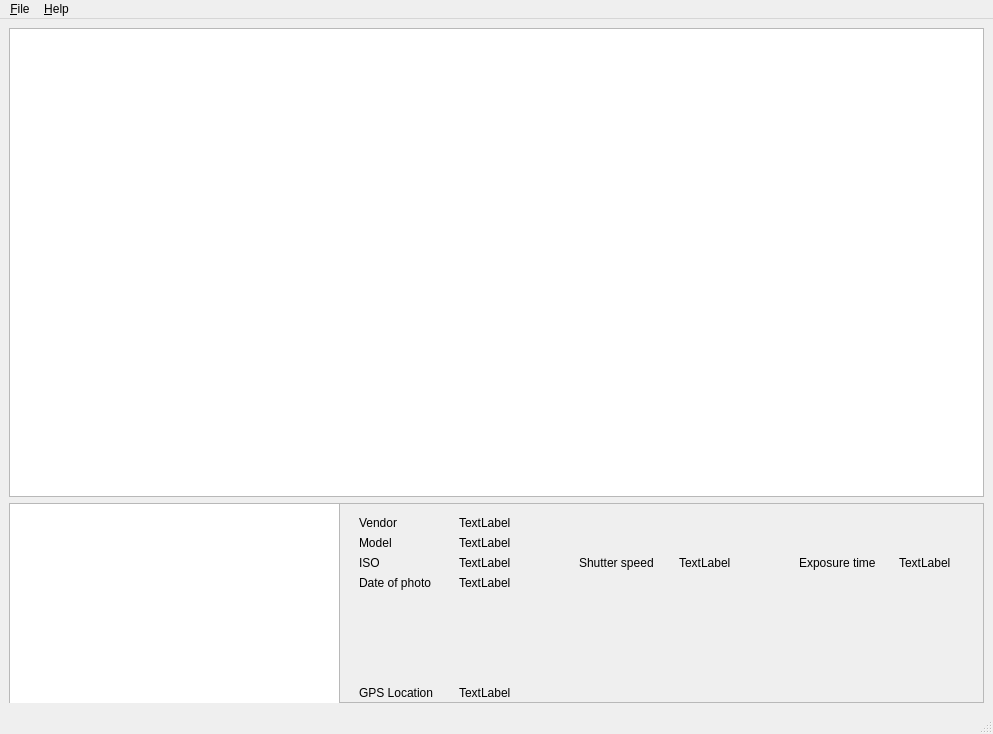
Above: src/gui/mainwindow.ui from henengr/ExifViewer before the change. Below: the same form after it.
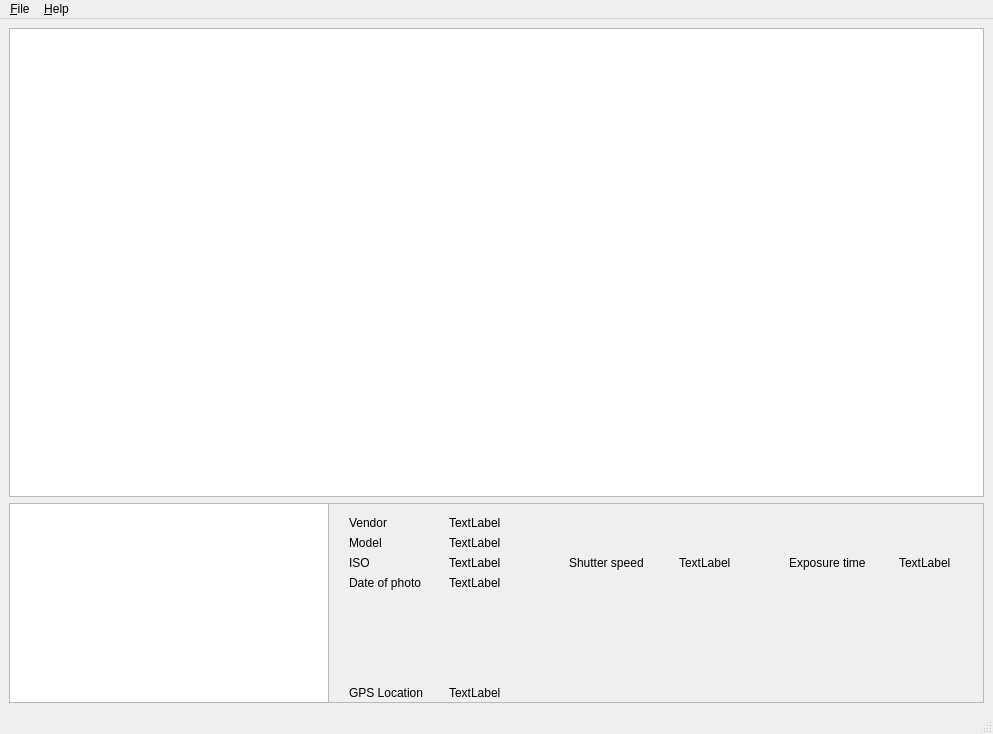
That is the form after the change.

Commit message: Fixed PNG reading function and fixed GUI component positions.

What changed in the file:
```diff
--- a/src/gui/mainwindow.ui
+++ b/src/gui/mainwindow.ui
@@ -47,15 +47,15 @@
         <rect>
          <x>0</x>
          <y>0</y>
-         <width>331</width>
-         <height>211</height>
+         <width>320</width>
+         <height>200</height>
         </rect>
        </property>
       </widget>
       <widget class="QLabel" name="label1">
        <property name="geometry">
         <rect>
-         <x>350</x>
+         <x>340</x>
          <y>180</y>
          <width>91</width>
          <height>20</height>
@@ -68,7 +68,7 @@
       <widget class="QLabel" name="labelLocation">
        <property name="geometry">
         <rect>
-         <x>450</x>
+         <x>440</x>
          <y>180</y>
          <width>511</width>
          <height>20</height>
@@ -87,7 +87,7 @@
       <widget class="QLabel" name="label">
        <property name="geometry">
         <rect>
-         <x>350</x>
+         <x>340</x>
          <y>10</y>
          <width>62</width>
          <height>20</height>
@@ -100,7 +100,7 @@
       <widget class="QLabel" name="labelVendor">
        <property name="geometry">
         <rect>
-         <x>450</x>
+         <x>440</x>
          <y>10</y>
          <width>511</width>
          <height>20</height>
@@ -113,7 +113,7 @@
       <widget class="QLabel" name="label_2">
        <property name="geometry">
         <rect>
-         <x>350</x>
+         <x>340</x>
          <y>30</y>
          <width>62</width>
          <height>20</height>
@@ -126,7 +126,7 @@
       <widget class="QLabel" name="labelModel">
        <property name="geometry">
         <rect>
-         <x>450</x>
+         <x>440</x>
          <y>30</y>
          <width>511</width>
          <height>20</height>
@@ -139,7 +139,7 @@
       <widget class="QLabel" name="label_3">
        <property name="geometry">
         <rect>
-         <x>350</x>
+         <x>340</x>
          <y>50</y>
          <width>62</width>
          <height>20</height>
@@ -152,7 +152,7 @@
       <widget class="QLabel" name="labelISO">
        <property name="geometry">
         <rect>
-         <x>450</x>
+         <x>440</x>
          <y>50</y>
          <width>62</width>
          <height>20</height>
@@ -165,7 +165,7 @@
       <widget class="QLabel" name="label_4">
        <property name="geometry">
         <rect>
-         <x>350</x>
+         <x>340</x>
          <y>70</y>
          <width>101</width>
          <height>20</height>
@@ -178,7 +178,7 @@
       <widget class="QLabel" name="labelDateTimeOrg">
        <property name="geometry">
         <rect>
-         <x>450</x>
+         <x>440</x>
          <y>70</y>
          <width>121</width>
          <height>20</height>
@@ -191,7 +191,7 @@
       <widget class="QLabel" name="label_5">
        <property name="geometry">
         <rect>
-         <x>570</x>
+         <x>560</x>
          <y>50</y>
          <width>101</width>
          <height>20</height>
@@ -217,7 +217,7 @@
       <widget class="QLabel" name="label_6">
        <property name="geometry">
         <rect>
-         <x>790</x>
+         <x>780</x>
          <y>50</y>
          <width>101</width>
          <height>20</height>
```
The commit also changes 3 other files.
